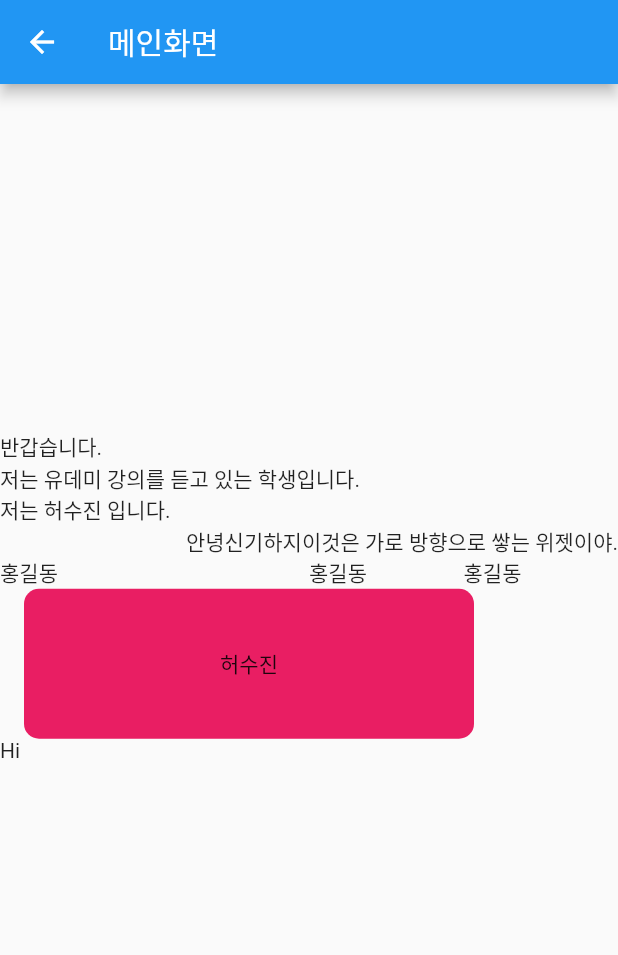
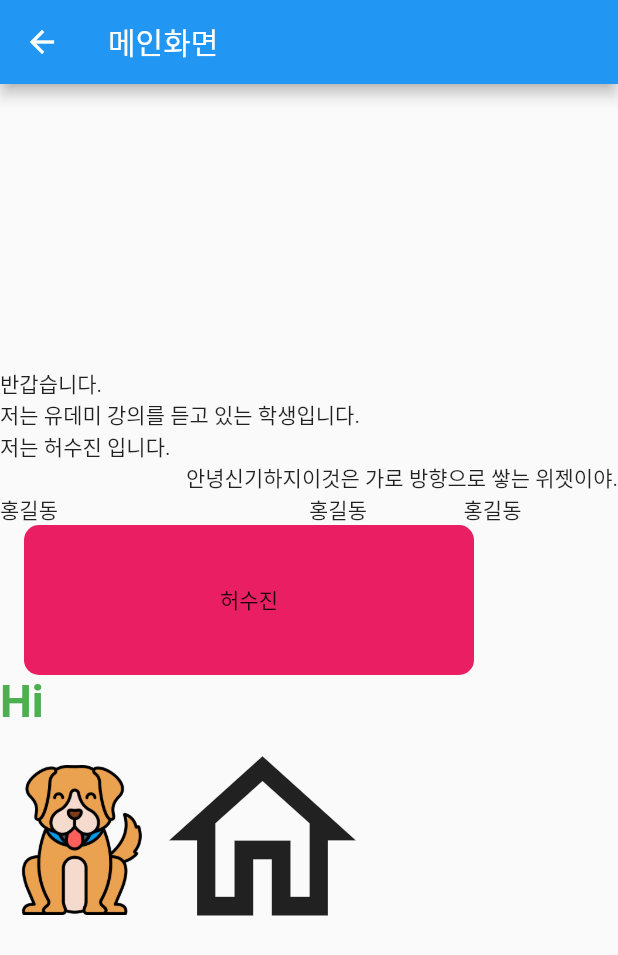
Before and after one commit to heosujinnn/Udemy-Flutter, a Flutter app: the screen it shows after launch, on a phone screen of 412 x 824 dp. Shown: the top 955 px of the screen. Run offline on Flutter 3.47's test engine with Material 2 defaults, Android fonts, the phone set to English and light mode, and no system bars.

Commit message:
[add] layout Text, Image, Icon위젯

```diff
--- a/lib/main.dart
+++ b/lib/main.dart
@@ -1,6 +1,6 @@
 import 'package:flutter/material.dart';
-import 'package:study_flutter/main_screen.dart';
-import 'package:study_flutter/splash_screen.dart';
+import 'package:study_flutter/screen/main_screen.dart';
+import 'package:study_flutter/screen/splash_screen.dart';
 
 void main() {
   runApp(const MyApp());
--- a/lib/main_screen.dart
+++ b/lib/screen/main_screen.dart
@@ -16,6 +16,7 @@ class _MainScreenState extends State<MainScreen> {
       ),
       // stless
       // alt+enter -> remove 할 수 있음.
+      // alt+enter -> wrap with Row ... 등 기능 추가도 가능!
       // ctrl+alt+L : 자동정렬
       // ctrl + .  : 코드 접기
       body: Column(
@@ -55,19 +56,32 @@ class _MainScreenState extends State<MainScreen> {
           Container(
             width: 300,
             height: 100,
-            margin: EdgeInsets.only(left: 16,right: 0,top: 0, bottom: 0),
-            alignment: Alignment.center, //정렬 중앙
+            margin: EdgeInsets.only(left: 16, right: 0, top: 0, bottom: 0),
+            alignment: Alignment.center,
+            //정렬 중앙
             child: Text('허수진'),
-           // color: Colors.pinkAccent,
-            decoration: BoxDecoration(borderRadius: BorderRadius.circular(10),color: Colors.pink),
-
+            // color: Colors.pinkAccent,
+            decoration: BoxDecoration(
+              borderRadius: BorderRadius.circular(10),
+              color: Colors.pink,
+            ),
+          ),
+          Text(
+            'Hi',
+            style: TextStyle(
+              color: Colors.green,
+              fontWeight: FontWeight.bold,
+              fontSize: 30,
+            ),
+          ),
+          // image 와 icon
+          Row(
+            children: [
+              Image.asset('assets/dog.png', width: 100,height: 100,),
+              Icon(Icons.home_outlined,size: 150,) //아이콘은 size로
+            ],
           ),
 
-          SizedBox( // color 지원 안하고 단순히 박스를 만들고 싶을 때
-            width: 100,
-            height: 100,
-            child: Text('Hi'),
-          )
         ],
       ),
     );
--- a/pubspec.yaml
+++ b/pubspec.yaml
@@ -23,5 +23,6 @@ dev_dependencies:
   flutter_lints: ^2.0.0
 
 flutter:
-
+  assets:
+    - assets/
   uses-material-design: true
```
Also changed, not shown: assets/dog.png (added), lib/screen/splash_screen.dart (renamed from lib/splash_screen.dart).
